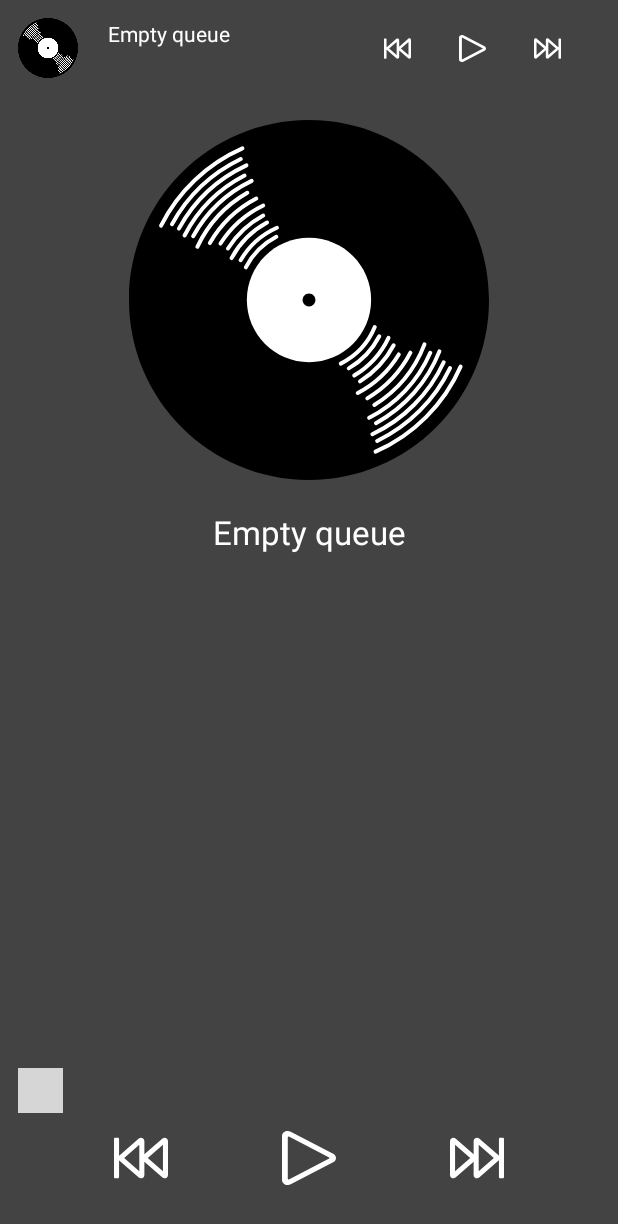
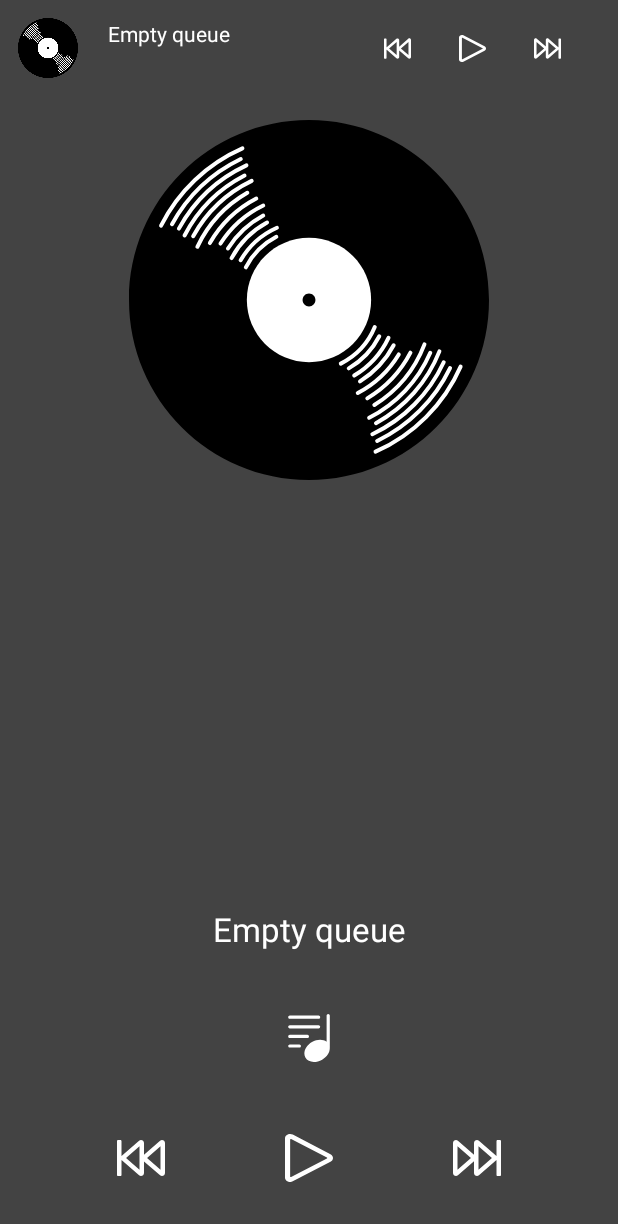
Before and after one commit to kmartin0/MusicPlayerAndroid, an Android app: the layout fragment_music_player.xml on its own in the app's theme, with its tools: preview values and no code run, on a phone screen of 412 x 824 dp. Shown: the top 1224 px of the screen. Run offline under Robolectric (Android 15) with nearby library versions, the phone set to English and light mode, and no system bars; network calls fail; grey boxes are pictures that could not be loaded.

Commit message:
feature: cache lyrics in room database

```diff
--- a/app/src/main/java/com/kevin/musicplayer/api/LyricsApiService.kt
+++ b/app/src/main/java/com/kevin/musicplayer/api/LyricsApiService.kt
@@ -1,6 +1,5 @@
 package com.kevin.musicplayer.api
 
-import com.kevin.musicplayer.model.Lyrics
 import retrofit2.Call
 import retrofit2.http.GET
 import retrofit2.http.Path
@@ -9,5 +8,5 @@ interface LyricsApiService {
     @GET("{artist}/{title}")
     fun getLyrics(@Path("artist") artist: String,
                   @Path("title") title: String)
-            : Call<Lyrics>
+            : Call<LyricsResponse>
 }
--- /dev/null
+++ b/app/src/main/java/com/kevin/musicplayer/api/LyricsResponse.kt
@@ -0,0 +1,5 @@
+package com.kevin.musicplayer.api
+
+import com.google.gson.annotations.SerializedName
+
+data class LyricsResponse(@SerializedName("lyrics") val lyrics: String)
--- a/app/src/main/java/com/kevin/musicplayer/database/room/MusicRoomDatabase.kt
+++ b/app/src/main/java/com/kevin/musicplayer/database/room/MusicRoomDatabase.kt
@@ -5,6 +5,7 @@ import android.arch.persistence.room.Room
 import android.arch.persistence.room.RoomDatabase
 import android.arch.persistence.room.TypeConverters
 import android.content.Context
+import com.kevin.musicplayer.dao.LyricsDao
 import com.kevin.musicplayer.model.Lyrics
 
 @Database(entities = [Lyrics::class], version = 2, exportSchema = false)
@@ -29,4 +30,6 @@ abstract class MusicRoomDatabase : RoomDatabase() {
 		}
 	}
 
+	abstract fun lyricsDao(): LyricsDao
+
 }
--- /dev/null
+++ b/app/src/main/res/drawable/ic_lyrics.xml
@@ -0,0 +1,4 @@
+<vector android:height="706dp" android:viewportHeight="705.798"
+    android:viewportWidth="705.797" android:width="706dp" xmlns:android="http://schemas.android.com/apk/res/android">
+    <path android:fillColor="#FF000000" android:pathData="M70.438,70.615h423.692c12.993,0 23.539,-10.545 23.539,-23.539c0,-12.993 -10.546,-23.538 -23.539,-23.538H70.438c-12.993,0 -23.539,10.545 -23.539,23.538C46.899,60.07 57.444,70.615 70.438,70.615zM70.438,353.076H329.36c12.993,0 23.539,-10.544 23.539,-23.538c0,-12.994 -10.545,-23.539 -23.539,-23.539H70.438c-12.993,0 -23.539,10.545 -23.539,23.539C46.899,342.532 57.444,353.076 70.438,353.076zM70.438,211.846h423.692c12.993,0 23.539,-10.545 23.539,-23.539s-10.546,-23.539 -23.539,-23.539H70.438c-12.993,0 -23.539,10.545 -23.539,23.539S57.444,211.846 70.438,211.846zM211.668,447.23H70.438c-12.993,0 -23.539,10.546 -23.539,23.539s10.545,23.538 23.539,23.538h141.23c12.994,0 23.539,-10.545 23.539,-23.538S224.662,447.23 211.668,447.23zM635.361,0c-12.993,0 -23.539,10.545 -23.539,23.539v385.348c-52.161,-39.145 -138.147,-39.969 -214.765,4.261c-94.907,54.797 -136.994,156.036 -97.426,228.087c41.098,74.853 151.353,84.456 246.26,29.659c72.875,-42.063 115.314,-112.02 112.584,-174.468c0.07,-0.706 0.424,-1.365 0.424,-2.118V23.539C658.899,10.545 648.354,0 635.361,0z"/>
+</vector>
--- a/app/src/main/res/layout/activity_lyrics.xml
+++ b/app/src/main/res/layout/activity_lyrics.xml
@@ -75,7 +75,7 @@
                     android:layout_height="wrap_content"
                     android:layout_marginTop="12dp"
                     android:gravity="center_horizontal"
-                    android:text="@={viewModel.lyrics}"
+                    android:text="@={viewModel.lyrics.text}"
                     android:textColor="@color/white"
                     app:layout_constraintTop_toBottomOf="@id/tvArtist" />
 
--- a/app/src/main/res/layout/music_player_expand.xml
+++ b/app/src/main/res/layout/music_player_expand.xml
@@ -103,10 +103,13 @@
 
         <ImageView
             android:id="@+id/ivLyrics"
-            android:layout_width="30dp"
-            android:layout_height="30dp"
-            android:src="@drawable/ic_heart"
-            app:layout_constraintBottom_toTopOf="@id/ivPrevious"/>
+            style="@style/largeControlButton"
+            android:layout_marginBottom="20dp"
+            android:src="@drawable/ic_lyrics"
+            app:layout_constraintBottom_toTopOf="@+id/ivPause"
+            app:layout_constraintEnd_toEndOf="@+id/ivPause"
+            app:layout_constraintStart_toStartOf="@+id/ivPause"
+            app:layout_constraintTop_toBottomOf="@id/tvArtist" />
 
     </android.support.constraint.ConstraintLayout>
 </layout>
--- a/app/src/main/res/values/dimens.xml
+++ b/app/src/main/res/values/dimens.xml
@@ -5,5 +5,5 @@
     <dimen name="control_icon_medium">20dp</dimen>
     <dimen name="control_icon_small">15dp</dimen>
     <dimen name="padding_small">6dp</dimen>
-    <dimen name="padding_medium">12dp</dimen>
+    <dimen name="padding_medium">14dp</dimen>
 </resources>
```
Also changed, not shown: app/src/main/java/com/kevin/musicplayer/dao/LyricsDao.kt (added, +18 -0 lines), app/src/main/java/com/kevin/musicplayer/model/Lyrics.kt (+5 -4 lines), app/src/main/java/com/kevin/musicplayer/repository/LyricsRepository.kt (added, +51 -0 lines), app/src/main/java/com/kevin/musicplayer/ui/lyrics/LyricsViewModel.kt (+6 -16 lines).
